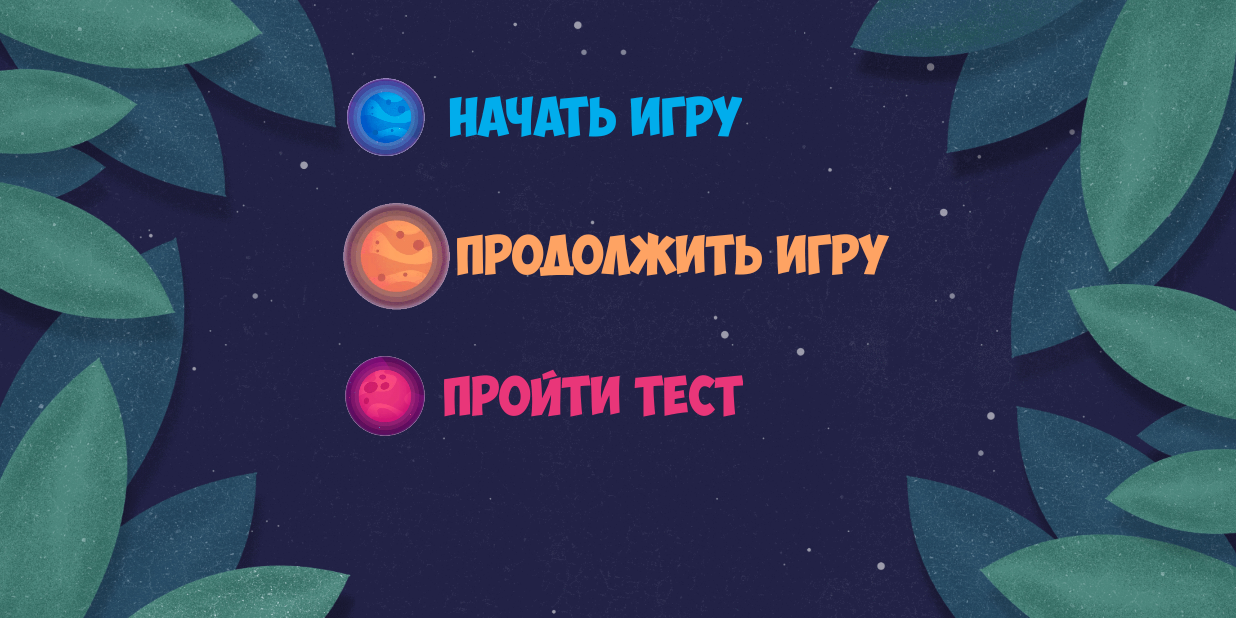
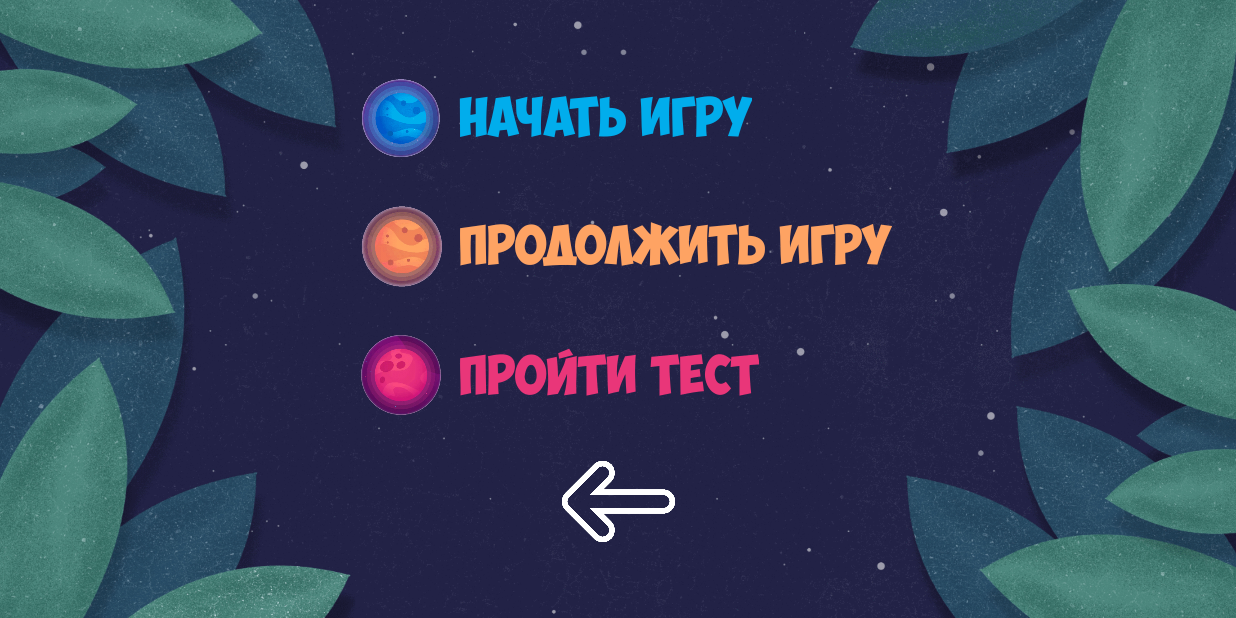
Before and after one commit to MoonShineTeam/FlyToSpace, an Android app: the MainMenu screen opened directly, with no data from a screen before it, on a phone screen of 824 x 412 dp (held sideways). Run offline under Robolectric (Android 15) with nearby library versions, the phone set to English and light mode, and no system bars.

Commit message:
fixed main_menu & game_map

```diff
--- a/app/src/main/java/ru/moonshine/flytospace/GameMap.java
+++ b/app/src/main/java/ru/moonshine/flytospace/GameMap.java
@@ -1,7 +1,6 @@
 package ru.moonshine.flytospace;
 
 import androidx.appcompat.app.AppCompatActivity;
-
 import android.os.Bundle;
 import android.view.Window;
 import android.view.WindowManager;
--- a/app/src/main/java/ru/moonshine/flytospace/MainMenu.java
+++ b/app/src/main/java/ru/moonshine/flytospace/MainMenu.java
@@ -22,11 +22,6 @@ public class MainMenu extends AppCompatActivity {
                 WindowManager.LayoutParams.FLAG_FULLSCREEN);
     }
 
-    @Override
-    public void onBackPressed() {
-        super.onBackPressed();
-    }
-
     public void startGameLayoutOnClick(View view) {
         layoutClickAnimation(view);
         Intent intent = new Intent(this, GameMap.class);
@@ -44,8 +39,14 @@ public class MainMenu extends AppCompatActivity {
         layoutClickAnimation(view);
     }
 
+    public void backArrowOnClick(View view) {
+        layoutClickAnimation(view);
+        super.onBackPressed();
+    }
+
     private void layoutClickAnimation(View view) {
         Animation animation = AnimationUtils.loadAnimation(this, R.anim.scale);
         view.startAnimation(animation);
     }
+
 }
--- a/app/src/main/res/layout/game_map.xml
+++ b/app/src/main/res/layout/game_map.xml
@@ -4,6 +4,7 @@
     xmlns:tools="http://schemas.android.com/tools"
     android:layout_width="match_parent"
     android:layout_height="match_parent"
+    android:orientation="horizontal"
     tools:context=".GameMap">
 
     <LinearLayout
--- a/app/src/main/res/layout/main_menu.xml
+++ b/app/src/main/res/layout/main_menu.xml
@@ -2,8 +2,10 @@
 <androidx.constraintlayout.widget.ConstraintLayout xmlns:android="http://schemas.android.com/apk/res/android"
     xmlns:app="http://schemas.android.com/apk/res-auto"
     xmlns:tools="http://schemas.android.com/tools"
+    android:id="@+id/MainMenuLayout"
     android:layout_width="match_parent"
     android:layout_height="match_parent"
+    android:orientation="horizontal"
     tools:context=".MainMenu">
 
     <ImageView
@@ -17,15 +19,21 @@
         app:srcCompat="@drawable/bg_main_menu" />
 
     <androidx.constraintlayout.widget.ConstraintLayout
-        android:id="@+id/start_game_layout"
+        android:id="@+id/ButtonsLayout"
         android:layout_width="wrap_content"
         android:layout_height="wrap_content"
-        android:layout_marginTop="40dp"
+        app:layout_constraintBottom_toBottomOf="parent"
+        app:layout_constraintEnd_toEndOf="@+id/bg_main_menu"
+        app:layout_constraintStart_toStartOf="@+id/bg_main_menu"
+        app:layout_constraintTop_toTopOf="@+id/bg_main_menu">
+
+        <androidx.constraintlayout.widget.ConstraintLayout
+            android:id="@+id/StartGameLayout"
+            android:layout_width="wrap_content"
+            android:layout_height="wrap_content"
             android:onClick="startGameLayoutOnClick"
-        app:layout_constraintEnd_toEndOf="parent"
-        app:layout_constraintHorizontal_bias="0.4"
             app:layout_constraintStart_toStartOf="parent"
-        app:layout_constraintTop_toTopOf="@+id/bg_main_menu">
+            app:layout_constraintTop_toTopOf="parent">
 
             <ImageView
                 android:id="@+id/blue_planet"
@@ -44,32 +52,29 @@
                 android:id="@+id/start_game"
                 android:layout_width="wrap_content"
                 android:layout_height="wrap_content"
-            android:layout_marginStart="4dp"
+                android:layout_marginStart="76dp"
                 android:text="@string/start_game"
                 android:textAppearance="@style/MainMenuText"
                 android:textColor="@color/lightBlue"
                 app:layout_constraintBottom_toBottomOf="@+id/blue_planet"
-            app:layout_constraintStart_toEndOf="@+id/blue_planet"
-            app:layout_constraintTop_toTopOf="@+id/blue_planet"
-            app:layout_constraintVertical_bias="0.517" />
+                app:layout_constraintStart_toStartOf="parent"
+                app:layout_constraintTop_toTopOf="@+id/blue_planet" />
 
         </androidx.constraintlayout.widget.ConstraintLayout>
 
         <androidx.constraintlayout.widget.ConstraintLayout
-        android:id="@+id/continue_game_layout"
+            android:id="@+id/ContinueGameLayout"
             android:layout_width="wrap_content"
             android:layout_height="wrap_content"
-        android:layout_marginTop="120dp"
+            android:layout_marginTop="10dp"
             android:onClick="continueFameLayoutOnClick"
-        app:layout_constraintEnd_toEndOf="parent"
-        app:layout_constraintHorizontal_bias="0.48"
             app:layout_constraintStart_toStartOf="parent"
-        app:layout_constraintTop_toTopOf="parent">
+            app:layout_constraintTop_toBottomOf="@+id/StartGameLayout">
 
             <ImageView
                 android:id="@+id/orange_planet"
-            android:layout_width="100dp"
-            android:layout_height="100dp"
+                android:layout_width="75dp"
+                android:layout_height="75dp"
                 android:contentDescription="@string/bg_main_menu"
                 app:layout_constraintBottom_toBottomOf="parent"
                 app:layout_constraintStart_toStartOf="parent"
@@ -80,7 +85,7 @@
                 android:id="@+id/continue_game"
                 android:layout_width="wrap_content"
                 android:layout_height="wrap_content"
-            android:layout_marginStart="90dp"
+                android:layout_marginStart="76dp"
                 android:text="@string/continue_game"
                 android:textAppearance="@style/MainMenuText"
                 android:textColor="@color/orange"
@@ -91,15 +96,13 @@
         </androidx.constraintlayout.widget.ConstraintLayout>
 
         <androidx.constraintlayout.widget.ConstraintLayout
-        android:id="@+id/start_test_layout"
+            android:id="@+id/StartTestLayout"
             android:layout_width="wrap_content"
             android:layout_height="wrap_content"
-        android:layout_marginTop="225dp"
+            android:layout_marginTop="10dp"
             android:onClick="startTestLayoutOnClick"
-        app:layout_constraintEnd_toEndOf="parent"
-        app:layout_constraintHorizontal_bias="0.4"
             app:layout_constraintStart_toStartOf="parent"
-        app:layout_constraintTop_toTopOf="parent">
+            app:layout_constraintTop_toBottomOf="@+id/ContinueGameLayout">
 
             <ImageView
                 android:id="@+id/red_planet"
@@ -122,6 +125,29 @@
                 app:layout_constraintStart_toStartOf="@+id/red_planet"
                 app:layout_constraintTop_toTopOf="@+id/red_planet"
                 app:layout_constraintVertical_bias="0.551" />
+
+        </androidx.constraintlayout.widget.ConstraintLayout>
+
+        <androidx.constraintlayout.widget.ConstraintLayout
+            android:id="@+id/BackArrowLayout"
+            android:layout_width="wrap_content"
+            android:layout_height="wrap_content"
+            android:layout_marginTop="10dp"
+            app:layout_constraintEnd_toEndOf="parent"
+            app:layout_constraintStart_toStartOf="parent"
+            app:layout_constraintTop_toBottomOf="@+id/StartTestLayout">
+
+            <ImageView
+                android:id="@+id/back_arrow"
+                android:layout_width="75dp"
+                android:layout_height="75dp"
+                android:contentDescription="@string/bg_main_menu"
+                android:onClick="backArrowOnClick"
+                app:layout_constraintStart_toStartOf="parent"
+                app:layout_constraintTop_toTopOf="parent"
+                app:srcCompat="@drawable/arrow" />
         </androidx.constraintlayout.widget.ConstraintLayout>
 
     </androidx.constraintlayout.widget.ConstraintLayout>
+
+</androidx.constraintlayout.widget.ConstraintLayout>
```
Lines whose indentation alone changed are shown as unchanged.
